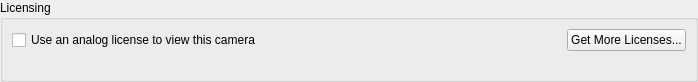
This is client/src/ui/widgets/licensing/licenses_propose_widget.ui in networkoptix/nx_open as Qt 5 draws it before an edit. The edited form follows.
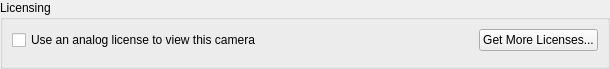
This is the edited form. Custom widgets are drawn as their Qt base class.

Commit message:
Fixed height for widget
<==== Mercurial data ====>
Branch: dev_2.4.0_gui

Diff of the .ui file:
```diff
--- a/client/src/ui/widgets/licensing/licenses_propose_widget.ui
+++ b/client/src/ui/widgets/licensing/licenses_propose_widget.ui
@@ -6,8 +6,8 @@
    <rect>
     <x>0</x>
     <y>0</y>
-    <width>698</width>
-    <height>82</height>
+    <width>610</width>
+    <height>64</height>
    </rect>
   </property>
   <property name="windowTitle">
@@ -28,6 +28,12 @@
    </property>
    <item>
     <widget class="QGroupBox" name="analogGroupBox">
+     <property name="sizePolicy">
+      <sizepolicy hsizetype="Preferred" vsizetype="Fixed">
+       <horstretch>0</horstretch>
+       <verstretch>0</verstretch>
+      </sizepolicy>
+     </property>
      <property name="title">
       <string>Licensing</string>
      </property>
@@ -64,7 +70,14 @@
        </layout>
       </item>
       <item>
-       <widget class="QnLicensesUsageWidget" name="licensesUsageWidget" native="true"/>
+       <widget class="QnLicensesUsageWidget" name="licensesUsageWidget" native="true">
+        <property name="sizePolicy">
+         <sizepolicy hsizetype="Preferred" vsizetype="Fixed">
+          <horstretch>0</horstretch>
+          <verstretch>0</verstretch>
+         </sizepolicy>
+        </property>
+       </widget>
       </item>
      </layout>
     </widget>
```
